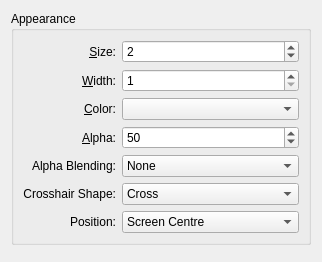
This is crosshair_config.ui in tues/kwincrosshair as Qt 5 draws it before an edit. The edited form follows.
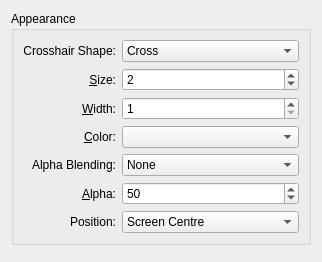
This is the edited form. Custom widgets are drawn as their Qt base class.

Commit message: Reorganised config form

```diff
--- a/crosshair_config.ui
+++ b/crosshair_config.ui
@@ -8,7 +8,57 @@
       <string>Appearance</string>
      </property>
      <layout class="QGridLayout" name="gridLayout" >
-      <item row="0" column="0" >
+      <item row="0" column="0">
+       <widget class="QLabel" name="shapeLabel">
+        <property name="text">
+         <string>Crosshair Shape:</string>
+        </property>
+        <property name="alignment">
+         <set>Qt::AlignRight|Qt::AlignTrailing|Qt::AlignVCenter</set>
+        </property>
+        <property name="buddy">
+         <cstring>shapeComboBox</cstring>
+        </property>
+       </widget>
+      </item>
+      <item row="0" column="1">
+       <widget class="QComboBox" name="shapeComboBox">
+        <property name="whatsThis">
+         <string>Shape of the crosshair.</string>
+        </property>
+        <item>
+         <property name="text">
+          <string>Cross</string>
+         </property>
+        </item>
+        <item>
+         <property name="text">
+          <string>Hollow Cross</string>
+         </property>
+        </item>
+        <item>
+         <property name="text">
+          <string>X</string>
+         </property>
+        </item>
+        <item>
+         <property name="text">
+          <string>Hollow X</string>
+         </property>
+        </item>
+        <item>
+         <property name="text">
+          <string>Square</string>
+         </property>
+        </item>
+        <item>
+         <property name="text">
+          <string>Diamond</string>
+         </property>
+        </item>
+       </widget>
+      </item>
+      <item row="1" column="0" >
        <widget class="QLabel" name="sizeLabel" >
         <property name="text" >
          <string>&amp;Size:</string>
@@ -21,7 +71,7 @@
         </property>
        </widget>
       </item>
-      <item row="0" column="1" >
+      <item row="1" column="1" >
        <widget class="KIntSpinBox" name="spinSize" >
         <property name="sizePolicy" >
          <sizepolicy vsizetype="Fixed" hsizetype="Expanding" >
@@ -40,7 +90,7 @@
         </property>
        </widget>
       </item>
-      <item row="1" column="0" >
+      <item row="2" column="0" >
        <widget class="QLabel" name="widthLabel" >
         <property name="text" >
          <string>&amp;Width:</string>
@@ -53,7 +103,7 @@
         </property>
        </widget>
       </item>
-      <item row="1" column="1" >
+      <item row="2" column="1" >
        <widget class="KIntSpinBox" name="spinWidth" >
         <property name="sizePolicy" >
          <sizepolicy vsizetype="Fixed" hsizetype="Expanding" >
@@ -72,7 +122,7 @@
         </property>
        </widget>
       </item>
-      <item row="2" column="0" >
+      <item row="3" column="0" >
        <widget class="QLabel" name="colorLabel" >
         <property name="text" >
          <string>&amp;Color:</string>
@@ -85,46 +135,14 @@
         </property>
        </widget>
       </item>
-      <item row="2" column="1" >
-       <widget class="KColorCombo" name="comboColors" >
-        <property name="sizePolicy" >
-         <sizepolicy vsizetype="Fixed" hsizetype="Expanding" >
-          <horstretch>0</horstretch>
-          <verstretch>0</verstretch>
-         </sizepolicy>
-        </property>
-       </widget>
-      </item>
-      <item row="3" column="0" >
-       <widget class="QLabel" name="alphaLabel" >
-        <property name="text" >
-         <string>&amp;Alpha:</string>
-        </property>
-        <property name="alignment" >
-         <set>Qt::AlignRight|Qt::AlignTrailing|Qt::AlignVCenter</set>
-        </property>
-        <property name="buddy" >
-         <cstring>spinAlpha</cstring>
-        </property>
-       </widget>
-      </item>
       <item row="3" column="1" >
-       <widget class="KIntSpinBox" name="spinAlpha" >
+       <widget class="KColorCombo" name="comboColors" >
         <property name="sizePolicy" >
          <sizepolicy vsizetype="Fixed" hsizetype="Expanding" >
           <horstretch>0</horstretch>
           <verstretch>0</verstretch>
          </sizepolicy>
         </property>
-        <property name="minimum" >
-         <number>1</number>
-        </property>
-        <property name="maximum" >
-         <number>100</number>
-        </property>
-        <property name="value" >
-         <number>50</number>
-        </property>
        </widget>
       </item>
       <item row="4" column="0">
@@ -197,12 +215,12 @@
         </item>
        </widget>
       </item>
-      <item row="5" column="0">
-       <widget class="QLabel" name="shapeLabel">
-        <property name="text">
-         <string>Crosshair Shape:</string>
+      <item row="5" column="0" >
+       <widget class="QLabel" name="alphaLabel" >
+        <property name="text" >
+         <string>&amp;Alpha:</string>
         </property>
-        <property name="alignment">
+        <property name="alignment" >
          <set>Qt::AlignRight|Qt::AlignTrailing|Qt::AlignVCenter</set>
         </property>
         <property name="buddy">
@@ -210,41 +228,23 @@
         </property>
        </widget>
       </item>
-      <item row="5" column="1">
-       <widget class="QComboBox" name="shapeComboBox">
-        <property name="whatsThis">
-         <string>Shape of the crosshair.</string>
+      <item row="5" column="1" >
+       <widget class="KIntSpinBox" name="spinAlpha" >
+        <property name="sizePolicy" >
+         <sizepolicy vsizetype="Fixed" hsizetype="Expanding" >
+          <horstretch>0</horstretch>
+          <verstretch>0</verstretch>
+         </sizepolicy>
         </property>
-        <item>
-         <property name="text">
-          <string>Cross</string>
-         </property>
-        </item>
-        <item>
-         <property name="text">
-          <string>Hollow Cross</string>
-         </property>
-        </item>
-        <item>
-         <property name="text">
-          <string>X</string>
-         </property>
-        </item>
-        <item>
-         <property name="text">
-          <string>Hollow X</string>
-         </property>
-        </item>
-        <item>
-         <property name="text">
-          <string>Square</string>
-         </property>
-        </item>
-        <item>
-         <property name="text">
-          <string>Diamond</string>
-         </property>
-        </item>
+        <property name="minimum" >
+         <number>1</number>
+        </property>
+        <property name="maximum" >
+         <number>100</number>
+        </property>
+        <property name="value" >
+         <number>50</number>
+        </property>
        </widget>
       </item>
       <item row="6" column="0">
```
Left out of the diff: 4 changed lines with no effect on the pictures.
